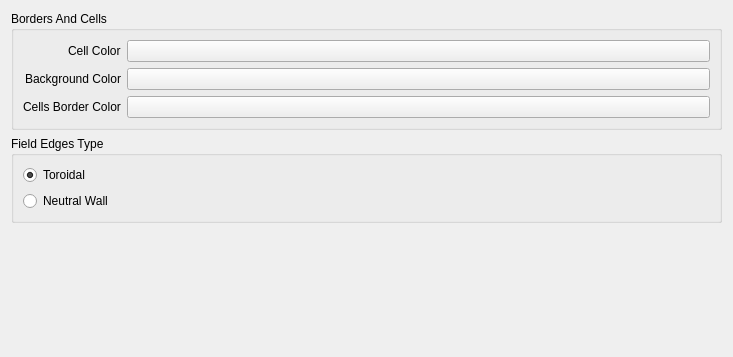
The window that generalpage.ui (darthtenebrus/kglife) describes before a commit, drawn with Qt 5.
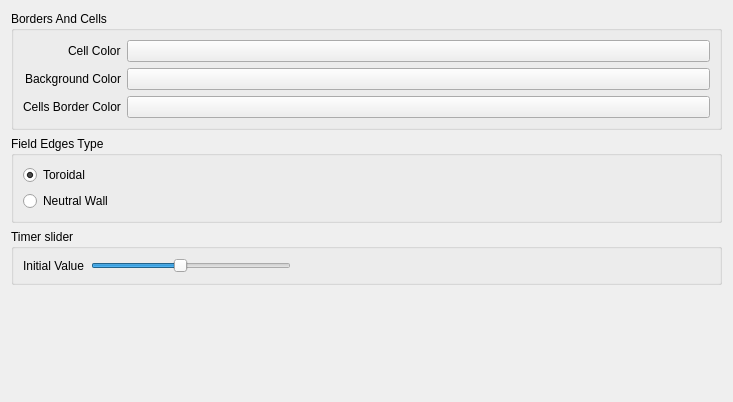
The same window after the commit. Custom widgets are drawn as their Qt base class.

What changed in the file:
```diff
--- a/generalpage.ui
+++ b/generalpage.ui
@@ -7,7 +7,7 @@
     <x>0</x>
     <y>0</y>
     <width>733</width>
-    <height>357</height>
+    <height>402</height>
    </rect>
   </property>
   <property name="sizePolicy">
@@ -127,6 +127,59 @@
      </layout>
     </widget>
    </item>
+   <item>
+    <widget class="QGroupBox" name="slidergroup">
+     <property name="sizePolicy">
+      <sizepolicy hsizetype="Preferred" vsizetype="Minimum">
+       <horstretch>0</horstretch>
+       <verstretch>0</verstretch>
+      </sizepolicy>
+     </property>
+     <property name="title">
+      <string>Timer slider</string>
+     </property>
+     <layout class="QFormLayout" name="formLayout_2">
+      <item row="0" column="0">
+       <widget class="QLabel" name="label_4">
+        <property name="text">
+         <string>Initial Value</string>
+        </property>
+       </widget>
+      </item>
+      <item row="0" column="1">
+       <widget class="QSlider" name="kcfg_slidervalue">
+        <property name="sizePolicy">
+         <sizepolicy hsizetype="Fixed" vsizetype="Fixed">
+          <horstretch>0</horstretch>
+          <verstretch>0</verstretch>
+         </sizepolicy>
+        </property>
+        <property name="minimumSize">
+         <size>
+          <width>200</width>
+          <height>0</height>
+         </size>
+        </property>
+        <property name="minimum">
+         <number>1</number>
+        </property>
+        <property name="maximum">
+         <number>10</number>
+        </property>
+        <property name="pageStep">
+         <number>1</number>
+        </property>
+        <property name="value">
+         <number>5</number>
+        </property>
+        <property name="orientation">
+         <enum>Qt::Horizontal</enum>
+        </property>
+       </widget>
+      </item>
+     </layout>
+    </widget>
+   </item>
    <item>
     <spacer name="verticalSpacer">
      <property name="orientation">
```
